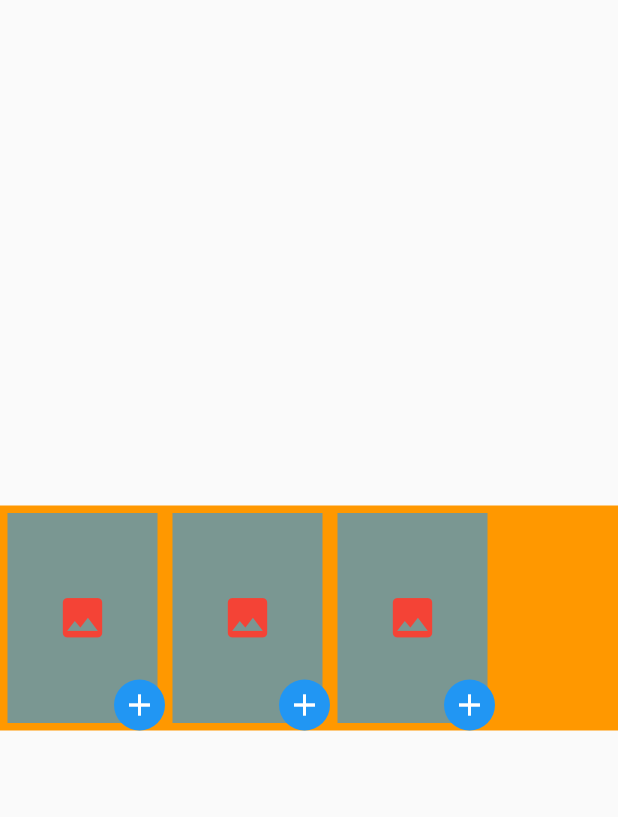
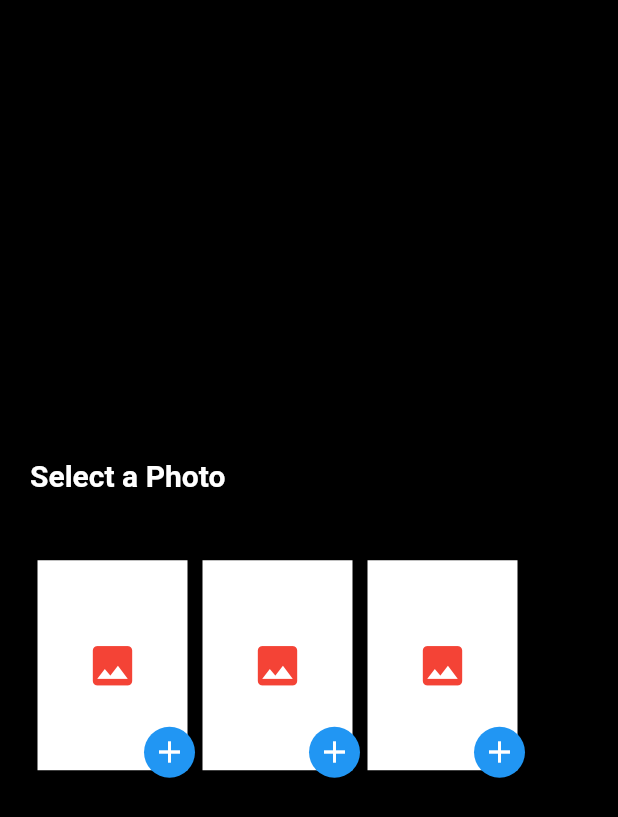
Before and after one commit to taylanyildiz/flutter_image_picker_cropp, a Flutter app: the screen it shows after launch, on a phone screen of 412 x 824 dp. Shown: the top 817 px of the screen. Run offline on Flutter 3.47's test engine with Material 2 defaults, Android fonts, the light colour scheme and no system bars; our stand-ins replace image_cropper, image_picker.

Commit message:
Update home_screen.dart

```diff
--- a/lib/screens/home_screen.dart
+++ b/lib/screens/home_screen.dart
@@ -84,7 +84,7 @@ class _HomeScreenState extends State<HomeScreen> {
           margin: EdgeInsets.all(5.0),
           width: 100.0,
           height: double.infinity,
-          color: Colors.blue.withOpacity(.6),
+          color: Colors.white,
           child: child,
         ),
         Positioned(
@@ -99,7 +99,7 @@ class _HomeScreenState extends State<HomeScreen> {
                 color: Colors.blue,
               ),
               child: Icon(
-                Icons.add,
+                img != null ? Icons.edit : Icons.add,
                 color: Colors.white,
               ),
             ),
@@ -112,13 +112,27 @@ class _HomeScreenState extends State<HomeScreen> {
   @override
   Widget build(BuildContext context) {
     return Scaffold(
+      backgroundColor: Colors.black,
       body: Column(
+        crossAxisAlignment: CrossAxisAlignment.start,
         mainAxisAlignment: MainAxisAlignment.center,
         children: [
           Container(
+            margin: EdgeInsets.only(bottom: 40.0, left: 20.0),
+            child: Text(
+              'Select a Photo',
+              style: TextStyle(
+                color: Colors.white,
+                fontSize: 20.0,
+                fontWeight: FontWeight.bold,
+              ),
+            ),
+          ),
+          Container(
+            margin: EdgeInsets.only(left: 20.0),
             width: MediaQuery.of(context).size.width,
             height: 150.0,
-            color: Colors.orange,
+            color: Colors.black,
             child: ListView.builder(
               physics: NeverScrollableScrollPhysics(),
               scrollDirection: Axis.horizontal,
```
